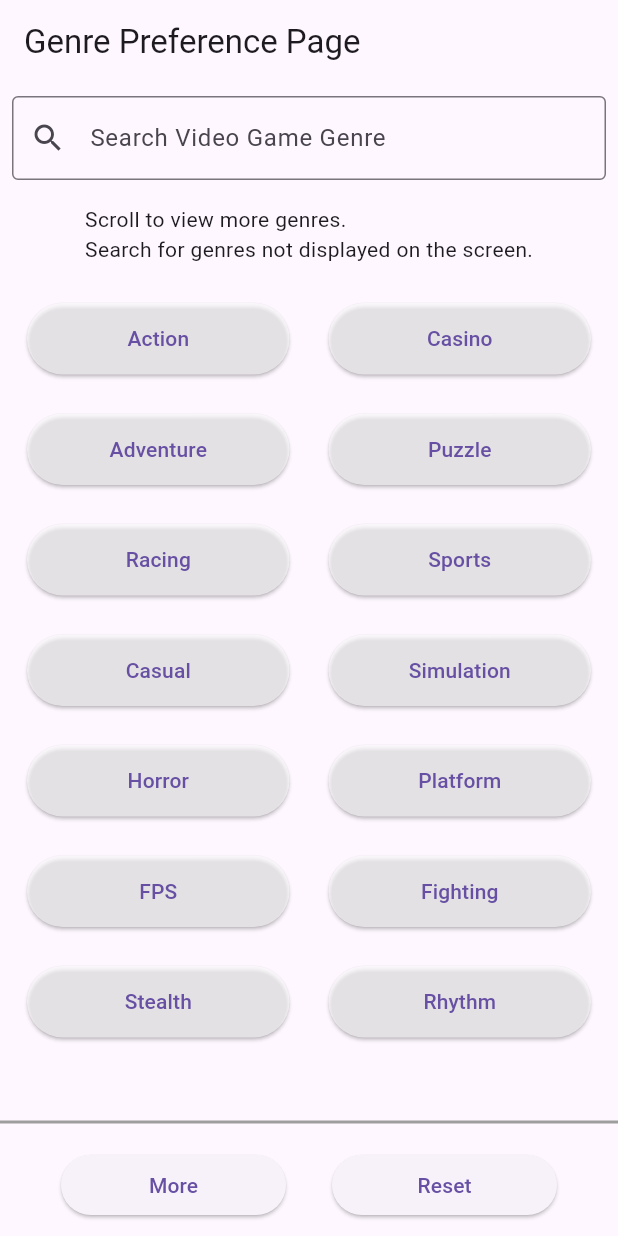
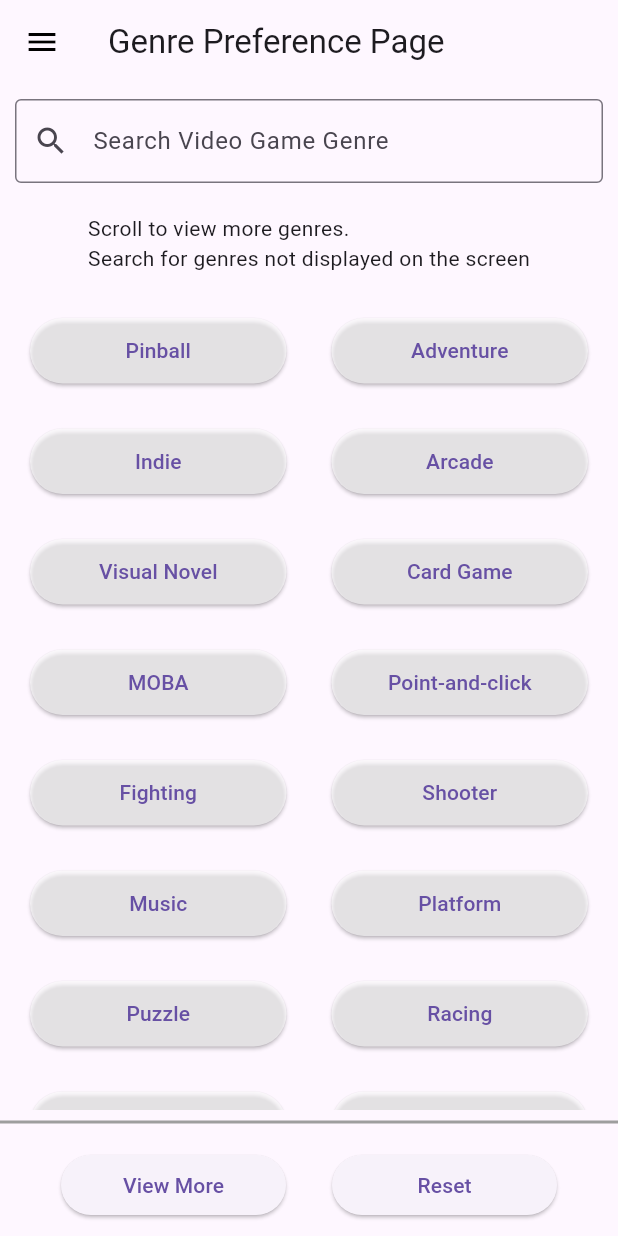
Before and after one commit to ramonthethird/GameMatch, a Flutter app: the GenrePreferencePage screen opened directly, on a phone screen of 412 x 824 dp. Run offline on Flutter 3.47's test engine with Material 3 defaults, Android fonts, the phone set to English and light mode, and no system bars; our stand-ins replace cloud_firestore, firebase_auth, firebase_core, flutter_secure_storage, shared_preferences; accounts and stored records are empty.

Commit message:
Update preference_page.dart

```diff
--- a/game_match/lib/pages/preference_page.dart
+++ b/game_match/lib/pages/preference_page.dart
@@ -1,7 +1,5 @@
 import 'package:flutter/material.dart';
-
 import 'ApiService.dart';
-
 import 'dart:convert';
 import 'package:flutter_secure_storage/flutter_secure_storage.dart';
 import 'package:http/http.dart' as http;
@@ -11,45 +9,58 @@ import 'game_model.dart';
 import 'genre_model.dart';
 import 'side_bar.dart';
 
+
 /*
-* side bar navigation icon/button
-* preference page
-*
-* search bar
-* genre buttons
-* button action control (reset/save/view the rest of the genres that was selected)
-* */
+(side bar) (title- preference page)
+
+(search bar)
+(genre buttons)
+(editing buttons)
+*/
+
+/*
+main screen -> search bar -> add genre
+main screen -> 'more' button -> view all genres
+main screen -> 'reset' button -> unselect all buttons
+*/
 
 class PreferencePage extends StatelessWidget {
+  const PreferencePage({super.key});
+
   @override
   Widget build(BuildContext context) {
     return MaterialApp(
-      home: GenrePreferencePage(),
+      home:GenrePreferencePage(),
+      title: 'Preference Page',
     );
   }
 }
 
+// main screen for the prefernce page
 class GenrePreferencePage extends StatefulWidget {
   @override
   _GenrePreferencePageState createState() => _GenrePreferencePageState();
 }
 
+// main screen for the prefernce page
+// button is similar to checkbox where multiple buttons can be selected
 class _GenrePreferencePageState extends State<GenrePreferencePage> {
-  List<String> genres = [
-    'Action', 'Casino', 'Adventure', 'Puzzle', 'Racing',
-    'Sports', 'Casual', 'Simulation', 'Horror', 'Platform', 'FPS',
-    'Fighting', 'Stealth', 'Rhythm'
-  ];
+  // used for genre buttons
+  List<String> genres = ['Pinball', 'Adventure', 'Indie', 'Arcade', 'Visual Novel', 'Card Game', 'MOBA', 'Point-and-click', 'Fighting', 'Shooter', 'Music', 'Platform', 'Puzzle', 'Racing', 'RTS', 'RPG', 'Simulator', 'Sport', 'Strategy', 'TBS', 'Tactical', 'Hack & slash', 'Quiz/Trivia'];
 
+  // keeps track of genres the user selected
   List<String> selectedGenres = [];
+
+  // for search bar at top of the screen
   TextEditingController searchController = TextEditingController();
 
-  // keep track of genre buttons that was selected using a list and display all buttons that was selected in other page
+  // edits the genre selction when user clicks/unclicks buttons
   void updateGenreSelection(String genre) {
     setState(() {
       if (selectedGenres.contains(genre)) {
         selectedGenres.remove(genre);
-      } else {
+      }
+      else {
         selectedGenres.add(genre);
       }
     });
@@ -58,11 +69,21 @@ class _GenrePreferencePageState extends State<GenrePreferencePage> {
   @override
   Widget build(BuildContext context) {
     return Scaffold(
-      appBar: AppBar(title: Text('Genre Preference Page')),
+        appBar: AppBar(
+          title: Text('Genre Preference Page'),
+          leading: IconButton(
+            icon: const Icon(Icons.menu, color: Colors.black),
+            onPressed: () {
+              Navigator.pushNamed(context, '/side_bar');
+            },
+          ),
+        ),
+
+
         body: Column(
           children: [
             Padding(
-            padding: const EdgeInsets.all(8.0),
+              padding: const EdgeInsets.all(10.0), // indent in each direction by 10 pixels
               child: TextField(
                 controller: searchController,
                 decoration: InputDecoration(
@@ -70,6 +91,8 @@ class _GenrePreferencePageState extends State<GenrePreferencePage> {
                   border: OutlineInputBorder(),
                   prefixIcon: Icon(Icons.search),
                 ),
+
+                // goes to the search genre page
                 onSubmitted: (value) {
                   Navigator.push(
                     context,
@@ -83,27 +106,24 @@ class _GenrePreferencePageState extends State<GenrePreferencePage> {
                 },
               ),
             ),
+
+            // keep instructions as text as is or change it to dialog alert box
             Padding(
-              padding: const EdgeInsets.all(8.0),
-              child: Text('Scroll to view more genres. \nSearch for genres not displayed on the screen.',)
+                padding: const EdgeInsets.all(10.0),
+                child: Text('Scroll to view more genres. \nSearch for genres not displayed on the screen')
             ),
+
             Expanded(
               child: GridView.builder(
                 padding: const EdgeInsets.all(10.0),
                 itemCount: genres.length,
-              gridDelegate: SliverGridDelegateWithFixedCrossAxisCount(
-                crossAxisCount: 2,
-                childAspectRatio: 3,
-                crossAxisSpacing: 10,
-                mainAxisSpacing: 10,
-              ),
+                gridDelegate: SliverGridDelegateWithFixedCrossAxisCount(crossAxisCount: 2, childAspectRatio: 3, crossAxisSpacing: 10, mainAxisSpacing: 10), // adjusts the stucture of the buttons
                 itemBuilder: (context, index) {
                   String genre = genres[index];
                   return Padding(
-                  padding: const EdgeInsets.all(8.0),
-                  child: ElevatedButton(
-                    onPressed: () => updateGenreSelection(genre),
-                    style: ElevatedButton.styleFrom(
+                    padding: const EdgeInsets.all(10.0),
+                    // button is intially white but turns to blue when selected
+                    child: ElevatedButton(onPressed: () => updateGenreSelection(genre), style: ElevatedButton.styleFrom(
                       backgroundColor: selectedGenres.contains(genre)
                           ? Colors.blue
                           : Colors.white60,
@@ -115,15 +135,21 @@ class _GenrePreferencePageState extends State<GenrePreferencePage> {
                 },
               ),
             ),
+
+            // differentiate genre buttons and view/reset buttons
             Divider(
               thickness: 2,
               color: Colors.grey,
             ),
+
             Padding(
               padding: const EdgeInsets.all(10.0),
               child: Row(
                 mainAxisAlignment: MainAxisAlignment.spaceEvenly,
                 children: [
+
+                  // view more button
+                  // list view of buttons for better readability
                   ElevatedButton(
                     onPressed: () {
                       Navigator.push(
@@ -136,11 +162,13 @@ class _GenrePreferencePageState extends State<GenrePreferencePage> {
                         ),
                       );
                     },
-                  child: Text('More'),
+                    child: Text('View More'),
                     style: ElevatedButton.styleFrom(
                       minimumSize: Size(150, 40),
                     ),
                   ),
+
+                  // unselects all the genre buttons
                   ElevatedButton(
                     onPressed: () {
                       setState(() {
@@ -156,25 +184,83 @@ class _GenrePreferencePageState extends State<GenrePreferencePage> {
               ),
             ),
           ],
+        )
+    );
+  }
+}
+
+
+// for the search bar / search page to look up specific genre names
+class SearchPage extends StatelessWidget {
+  final String searchQuery;
+  final Function(String) onGenreSelected;
+
+  SearchPage({required this.searchQuery, required this.onGenreSelected});
+
+  @override
+  Widget build(BuildContext context) {
+    return Scaffold(
+      appBar: AppBar(title: Text('Search Video Game Genres')),
+      body: Center(
+        child: Column(
+          children: [
+            Text('Results for "$searchQuery'),
+            ElevatedButton.icon(
+              onPressed: () {
+                onGenreSelected(searchQuery);
+              },
+              icon: Icon(Icons.add),
+              label: Text(searchQuery),
+            ),
+          ],
+        ),
       ),
     );
   }
 }
 
-class GenreSearchPage extends StatefulWidget {
-  @override
-  _GenreSearchPageState createState() => _GenreSearchPageState();
-}
-class _GenreSearchPageState extends State<GenreSearchPage> {
-  @override
-
-}
-
-class SearchGenrePage extends StatelessWidget {
+class SearchGenrePage extends StatefulWidget {
   final String searchQuery;
   final Function(String) onGenreSelected;
 
   SearchGenrePage({required this.searchQuery, required this.onGenreSelected});
+
+  @override
+  _SearchGenrePageState createState() => _SearchGenrePageState();
+}
+
+// helps with search function and utilizes api here to check if it exists
+class _SearchGenrePageState extends State<SearchGenrePage> {
+  final ApiService _apiService = ApiService();
+  String _errorMsg = '';
+  String _searchResult = '';
+  final String searchQuery = '';
+
+  @override
+  void initState() {
+    super.initState();
+    _fetchGenres(widget.searchQuery);
+  }
+
+  // retrieves info from api service from the other file
+  Future<void> _fetchGenres(String genre_name) async {
+    try {
+      bool answer = await _apiService.checkGenreExists(genre_name);
+      setState(() {
+        // if genre is found, it would help show the button to include that genre into the list of genres
+        if (answer == true) {
+          _searchResult = 'Genre found';
+        }
+        else {
+          _searchResult = 'Cannot find genre name: "$genre_name"';
+        }
+      });
+    }
+    catch (e) {
+      _errorMsg = 'an error occured trying to find the genre: $_errorMsg';
+    }
+
+  }
 
   @override
   Widget build(BuildContext context) {
@@ -183,20 +269,24 @@ class SearchGenrePage extends StatelessWidget {
         body: Center(
             child: Column(
               children: [
-            Text('Results for "$searchQuery"'),
+                if (_errorMsg.isNotEmpty)
+                  Text(_errorMsg, style: TextStyle(color: Colors.red),)
+                else
+                  Text(_searchResult),
+
+                // if the specific genre is found, it would show as a button here
+                if(_searchResult.contains('Genre found'))
                   ElevatedButton.icon(
                     onPressed: () {
-                onGenreSelected(searchQuery);
+                      widget.onGenreSelected(widget.searchQuery);
                       Navigator.pop(context);
                     },
                     icon: Icon(Icons.add),
-              label: Text(searchQuery),
+                    label: Text(widget.searchQuery),
                   )
               ],
-
-
-        ),
-      ),
+            )
+        )
     );
   }
 }
@@ -221,14 +311,13 @@ class MoreGenresPage extends StatelessWidget {
                 icon: Icon(Icons.remove_circle),
                 onPressed: () {
                   onGenresUnselected(genre);
-                ScaffoldMessenger.of(context).showSnackBar(
-                    SnackBar(content: Text('Removing Genre'))
-                );
+                  ScaffoldMessenger.of(context).showSnackBar(SnackBar(content: Text('Removing Genre')));
                 },
-            ),
+              )
           );
         },
       ),
     );
   }
+
 }
```
Lines whose indentation alone changed are shown as unchanged.
